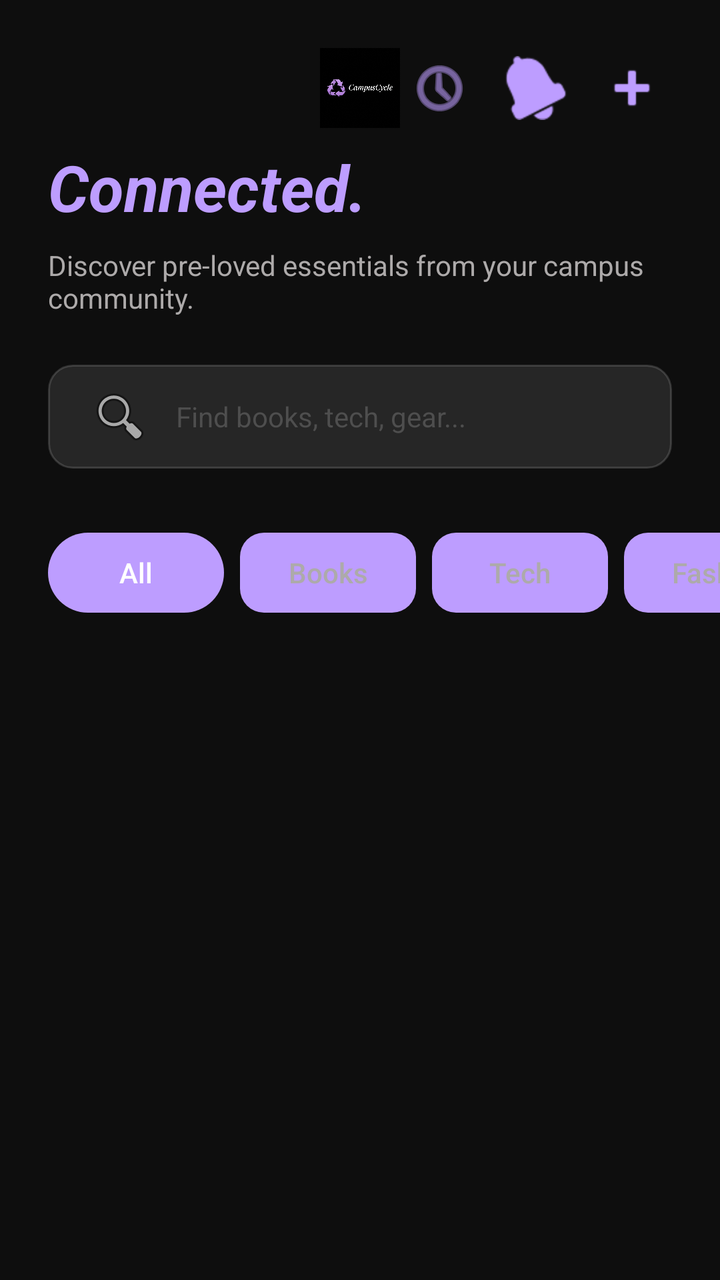
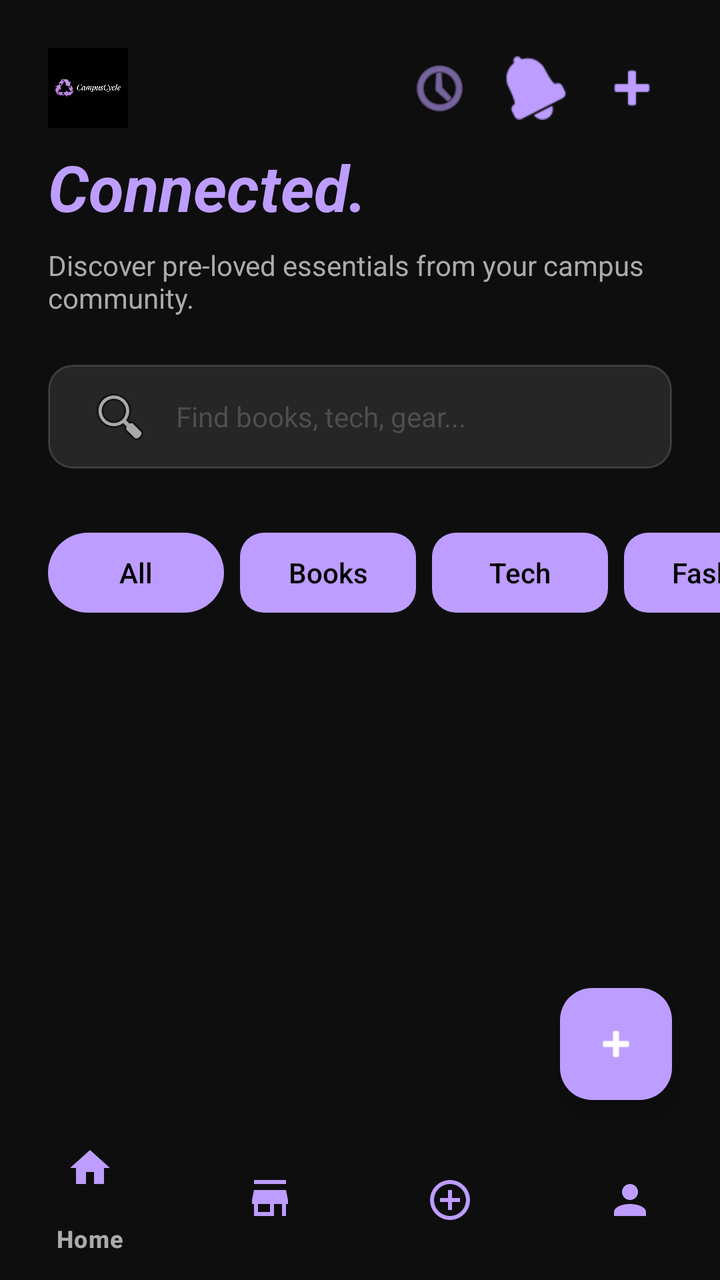

Screens rendered from an Android XML layout before and after an edit, with the pre-edit source and the edit as a unified diff.
<!-- AndroidManifest.xml: application theme Theme.CampusCycle -->
<!-- res/layout/activity_marketplace.xml -->
<?xml version="1.0" encoding="utf-8"?>
<LinearLayout xmlns:android="http://schemas.android.com/apk/res/android"
    xmlns:app="http://schemas.android.com/apk/res-auto"
    xmlns:tools="http://schemas.android.com/tools"
    android:layout_width="match_parent"
    android:layout_height="match_parent"
    android:orientation="vertical"
    android:background="@color/surface_base">

    
    <LinearLayout
        android:id="@+id/header"
        android:layout_width="match_parent"
        android:layout_height="wrap_content"
        android:orientation="vertical"
        android:padding="24dp">

        <RelativeLayout
            android:layout_width="match_parent"
            android:layout_height="wrap_content">

            <ImageView
                android:layout_width="wrap_content"
                android:layout_height="40dp"
                android:adjustViewBounds="true"
                android:src="@drawable/campuscycle_logo" />

            <LinearLayout
                android:layout_width="wrap_content"
                android:layout_height="wrap_content"
                android:layout_alignParentRight="true"
                android:layout_centerVertical="true"
                android:orientation="horizontal">

                <ImageButton
                    android:id="@+id/btnOrderHistory"
                    android:layout_width="40dp"
                    android:layout_height="40dp"
                    android:background="?attr/selectableItemBackgroundBorderless"
                    android:src="@android:drawable/ic_menu_recent_history"
                    app:tint="@color/primary_violet"
                    android:layout_marginEnd="8dp"/>

                <ImageButton
                    android:id="@+id/btnNotifications"
                    android:layout_width="40dp"
                    android:layout_height="40dp"
                    android:background="?attr/selectableItemBackgroundBorderless"
                    android:src="@android:drawable/ic_popup_reminder"
                    app:tint="@color/primary_violet"
                    android:layout_marginEnd="8dp"/>

                <ImageButton
                    android:id="@+id/btnCart"
                    android:layout_width="40dp"
                    android:layout_height="40dp"
                    android:background="?attr/selectableItemBackgroundBorderless"
                    android:src="@android:drawable/ic_input_add"
                    app:tint="@color/primary_violet" />
            </LinearLayout>

        </RelativeLayout>

        <RelativeLayout
            android:layout_width="match_parent"
            android:layout_height="wrap_content"
            android:layout_marginTop="8dp">

            <TextView
                android:layout_width="wrap_content"
                android:layout_height="wrap_content"
                android:fontFamily="sans-serif"
                android:text="Connected."
                android:textColor="@color/primary_violet"
                android:textSize="32sp"
                android:textStyle="bold|italic" />

        </RelativeLayout>

        <TextView
            android:layout_width="wrap_content"
            android:layout_height="wrap_content"
            android:layout_marginTop="8dp"
            android:text="Discover pre-loved essentials from your campus community."
            android:textColor="@color/text_body"
            android:textSize="14sp" />

        
        <EditText
            android:id="@+id/etSearch"
            android:layout_width="match_parent"
            android:layout_height="52dp"
            android:layout_marginTop="24dp"
            android:background="@drawable/edit_text_background"
            android:drawableStart="@android:drawable/ic_menu_search"
            android:drawablePadding="12dp"
            android:hint="Find books, tech, gear..."
            android:paddingHorizontal="20dp"
            android:textColor="@color/text_headline"
            android:textColorHint="@color/text_hint" 
            android:textSize="14sp"/>
    </LinearLayout>

    
    <HorizontalScrollView
        android:id="@+id/categoryScroll"
        android:layout_width="match_parent"
        android:layout_height="wrap_content"
        android:paddingHorizontal="24dp"
        android:clipToPadding="false"
        android:scrollbars="none">

        <LinearLayout
            android:layout_width="wrap_content"
            android:layout_height="wrap_content"
            android:orientation="horizontal"
            android:paddingVertical="8dp">

            <Button
                android:id="@+id/btnCatAll"
                style="?android:attr/borderlessButtonStyle"
                android:layout_width="wrap_content"
                android:layout_height="40dp"
                android:background="@drawable/btn_primary_gradient"
                android:text="All"
                android:textAllCaps="false"
                android:textColor="@color/white" />

            <Button
                android:id="@+id/btnCatBooks"
                style="?android:attr/borderlessButtonStyle"
                android:layout_width="wrap_content"
                android:layout_height="40dp"
                android:layout_marginStart="8dp"
                android:background="@drawable/segmented_control_bg"
                android:text="Books"
                android:textAllCaps="false"
                android:textColor="@color/text_body" />

            
            <Button
                android:id="@+id/btnCatElectronics"
                style="?android:attr/borderlessButtonStyle"
                android:layout_width="wrap_content"
                android:layout_height="40dp"
                android:layout_marginStart="8dp"
                android:background="@drawable/segmented_control_bg"
                android:text="Tech"
                android:textAllCaps="false"
                android:textColor="@color/text_body" />

            <Button
                android:id="@+id/btnCatClothing"
                style="?android:attr/borderlessButtonStyle"
                android:layout_width="wrap_content"
                android:layout_height="40dp"
                android:layout_marginStart="8dp"
                android:background="@drawable/segmented_control_bg"
                android:text="Fashion"
                android:textAllCaps="false"
                android:textColor="@color/text_body" />
                
            <Button
                android:id="@+id/btnCatFurniture"
                style="?android:attr/borderlessButtonStyle"
                android:layout_width="wrap_content"
                android:layout_height="40dp"
                android:layout_marginStart="8dp"
                android:background="@drawable/segmented_control_bg"
                android:text="Living"
                android:textAllCaps="false"
                android:textColor="@color/text_body" />

            <Button
                android:id="@+id/btnCatOther"
                style="?android:attr/borderlessButtonStyle"
                android:layout_width="wrap_content"
                android:layout_height="40dp"
                android:layout_marginStart="8dp"
                android:background="@drawable/segmented_control_bg"
                android:text="Other"
                android:textAllCaps="false"
                android:textColor="@color/text_body" />
        </LinearLayout>
    </HorizontalScrollView>

    <androidx.recyclerview.widget.RecyclerView
        android:id="@+id/rvProducts"
        android:layout_width="match_parent"
        android:layout_height="match_parent"
        android:layout_marginTop="8dp"
        android:paddingHorizontal="16dp"
        app:layoutManager="androidx.recyclerview.widget.GridLayoutManager"
        app:spanCount="2"
        tools:listitem="@android:layout/simple_list_item_1"/>

    <TextView
        android:id="@+id/tvEmpty"
        android:layout_width="match_parent"
        android:layout_height="wrap_content"
        android:text="No objects curated."
        android:gravity="center"
        android:textColor="@color/text_headline"
        android:textSize="14sp"
        android:padding="40dp"
        android:visibility="gone"/>

</LinearLayout>
<!-- resources referenced by this layout -->
<resources>
  <color name="primary_violet">#bd9dff</color>
  <color name="surface_base">#0e0e0e</color>
  <color name="text_body">#adaaaa</color>
  <color name="text_headline">#ffffff</color>
  <color name="text_hint">#4e4e4e</color>
  <color name="white">#ffffff</color>
  <!-- drawable btn_primary_gradient (drawable) -->
  <?xml version="1.0" encoding="utf-8"?>
  <shape xmlns:android="http://schemas.android.com/apk/res/android"
      android:shape="rectangle">
      <gradient
          android:angle="135"
          android:startColor="@color/primary_violet"
          android:endColor="@color/primary_violet_dim"
          android:type="linear" />
      <corners android:radius="100dp" /> 
  </shape>
  <!-- drawable campuscycle_logo: png bitmap (drawable, 280999 bytes) -->
  <!-- drawable edit_text_background (drawable) -->
  <?xml version="1.0" encoding="utf-8"?>
  <layer-list xmlns:android="http://schemas.android.com/apk/res/android">
      <item>
          <shape android:shape="rectangle">
              <solid android:color="@color/surface_container_highest" />
              <corners android:radius="12dp" />
              <stroke
                  android:width="1dp"
                  android:color="@color/ghost_border" />
          </shape>
      </item>
  </layer-list>
  <!-- drawable segmented_control_bg (drawable) -->
  <?xml version="1.0" encoding="utf-8"?>
  <shape xmlns:android="http://schemas.android.com/apk/res/android"
      android:shape="rectangle">
      <solid android:color="@color/surface_container_low" />
      <corners android:radius="12dp" />
  </shape>
  <style name="Theme.CampusCycle" parent="Theme.Material3.Dark.NoActionBar">
          <item name="android:windowBackground">@color/surface_base</item>
          <item name="colorPrimary">@color/primary_violet</item>
          <item name="colorSecondary">@color/secondary_accent</item>
          <item name="android:textColorPrimary">@color/text_headline</item>
          <item name="android:textColorSecondary">@color/text_body</item>
          <item name="android:textColorHint">@color/text_hint</item>
          <item name="android:statusBarColor">@color/surface_base</item>
          <item name="android:navigationBarColor">@color/surface_base</item>
      </style>
  <color name="primary_violet_dim">#8a4cfc</color>
  <color name="surface_container_highest">#262626</color>
  <color name="ghost_border">#26ffffff</color>
  <color name="surface_container_low">#131313</color>
  <color name="secondary_accent">#c38bf5</color>
</resources>

<!-- the commit's change to res/layout/activity_marketplace.xml (unified diff, before → after) -->
@@ -1,208 +1,242 @@
 <?xml version="1.0" encoding="utf-8"?>
-<LinearLayout xmlns:android="http://schemas.android.com/apk/res/android"
+<androidx.coordinatorlayout.widget.CoordinatorLayout xmlns:android="http://schemas.android.com/apk/res/android"
     xmlns:app="http://schemas.android.com/apk/res-auto"
     xmlns:tools="http://schemas.android.com/tools"
     android:layout_width="match_parent"
     android:layout_height="match_parent"
-    android:orientation="vertical"
     android:background="@color/surface_base">
 
-    
-    <LinearLayout
-        android:id="@+id/header"
+    <androidx.core.widget.NestedScrollView
+        android:layout_width="match_parent"
+        android:layout_height="match_parent"
+        android:paddingBottom="80dp"
+        android:clipToPadding="false">
+
+        <LinearLayout
+            android:layout_width="match_parent"
+            android:layout_height="wrap_content"
+            android:orientation="vertical">
+
+            
+            <LinearLayout
+                android:id="@+id/header"
+                android:layout_width="match_parent"
+                android:layout_height="wrap_content"
+                android:orientation="vertical"
+                android:padding="24dp">
+
+                <RelativeLayout
+                    android:layout_width="match_parent"
+                    android:layout_height="wrap_content">
+
+                    <ImageView
+                        android:layout_width="wrap_content"
+                        android:layout_height="40dp"
+                        android:adjustViewBounds="true"
+                        android:src="@drawable/campuscycle_logo" />
+
+                    <LinearLayout
+                        android:layout_width="wrap_content"
+                        android:layout_height="wrap_content"
+                        android:layout_alignParentRight="true"
+                        android:layout_centerVertical="true"
+                        android:orientation="horizontal">
+
+                        <ImageButton
+                            android:id="@+id/btnOrderHistory"
+                            android:layout_width="40dp"
+                            android:layout_height="40dp"
+                            android:background="?attr/selectableItemBackgroundBorderless"
+                            android:src="@android:drawable/ic_menu_recent_history"
+                            app:tint="@color/primary_violet"
+                            android:layout_marginEnd="8dp"/>
+
+                        <ImageButton
+                            android:id="@+id/btnNotifications"
+                            android:layout_width="40dp"
+                            android:layout_height="40dp"
+                            android:background="?attr/selectableItemBackgroundBorderless"
+                            android:src="@android:drawable/ic_popup_reminder"
+                            app:tint="@color/primary_violet"
+                            android:layout_marginEnd="8dp"/>
+
+                        <ImageButton
+                            android:id="@+id/btnCart"
+                            android:layout_width="40dp"
+                            android:layout_height="40dp"
+                            android:background="?attr/selectableItemBackgroundBorderless"
+                            android:src="@android:drawable/ic_input_add"
+                            app:tint="@color/primary_violet" />
+                    </LinearLayout>
+
+                </RelativeLayout>
+
+                <RelativeLayout
+                    android:layout_width="match_parent"
+                    android:layout_height="wrap_content"
+                    android:layout_marginTop="8dp">
+
+                    <TextView
+                        android:layout_width="wrap_content"
+                        android:layout_height="wrap_content"
+                        android:fontFamily="sans-serif"
+                        android:text="Connected."
+                        android:textColor="@color/primary_violet"
+                        android:textSize="32sp"
+                        android:textStyle="bold|italic" />
+
+                </RelativeLayout>
+
+                <TextView
+                    android:layout_width="wrap_content"
+                    android:layout_height="wrap_content"
+                    android:layout_marginTop="8dp"
+                    android:text="Discover pre-loved essentials from your campus community."
+                    android:textColor="@color/text_body"
+                    android:textSize="14sp" />
+
+                
+                <EditText
+                    android:id="@+id/etSearch"
+                    android:layout_width="match_parent"
+                    android:layout_height="52dp"
+                    android:layout_marginTop="24dp"
+                    android:background="@drawable/edit_text_background"
+                    android:drawableStart="@android:drawable/ic_menu_search"
+                    android:drawablePadding="12dp"
+                    android:hint="Find books, tech, gear..."
+                    android:paddingHorizontal="20dp"
+                    android:textColor="@color/text_headline"
+                    android:textColorHint="@color/text_hint" 
+                    android:textSize="14sp"/>
+            </LinearLayout>
+
+            
+            <HorizontalScrollView
+                android:id="@+id/categoryScroll"
+                android:layout_width="match_parent"
+                android:layout_height="wrap_content"
+                android:paddingHorizontal="24dp"
+                android:clipToPadding="false"
+                android:scrollbars="none">
+
+                <LinearLayout
+                    android:layout_width="wrap_content"
+                    android:layout_height="wrap_content"
+                    android:orientation="horizontal"
+                    android:paddingVertical="8dp">
+
+                    <Button
+                        android:id="@+id/btnCatAll"
+                        style="?android:attr/borderlessButtonStyle"
+                        android:layout_width="wrap_content"
+                        android:layout_height="40dp"
+                        android:background="@drawable/btn_primary_gradient"
+                        android:text="All"
+                        android:textAllCaps="false"
+                        android:textColor="@color/black" />
+
+                    <Button
+                        android:id="@+id/btnCatBooks"
+                        style="?android:attr/borderlessButtonStyle"
+                        android:layout_width="wrap_content"
+                        android:layout_height="40dp"
+                        android:layout_marginStart="8dp"
+                        android:background="@drawable/segmented_control_bg"
+                        android:text="Books"
+                        android:textAllCaps="false"
+                        android:textColor="@color/black" />
+
+                    
+                    <Button
+                        android:id="@+id/btnCatElectronics"
+                        style="?android:attr/borderlessButtonStyle"
+                        android:layout_width="wrap_content"
+                        android:layout_height="40dp"
+                        android:layout_marginStart="8dp"
+                        android:background="@drawable/segmented_control_bg"
+                        android:text="Tech"
+                        android:textAllCaps="false"
+                        android:textColor="@color/black" />
+
+                    <Button
+                        android:id="@+id/btnCatClothing"
+                        style="?android:attr/borderlessButtonStyle"
+                        android:layout_width="wrap_content"
+                        android:layout_height="40dp"
+                        android:layout_marginStart="8dp"
+                        android:background="@drawable/segmented_control_bg"
+                        android:text="Fashion"
+                        android:textAllCaps="false"
+                        android:textColor="@color/black" />
+                        
+                    <Button
+                        android:id="@+id/btnCatFurniture"
+                        style="?android:attr/borderlessButtonStyle"
+                        android:layout_width="wrap_content"
+                        android:layout_height="40dp"
+                        android:layout_marginStart="8dp"
+                        android:background="@drawable/segmented_control_bg"
+                        android:text="Living"
+                        android:textAllCaps="false"
+                        android:textColor="@color/black" />
+
+                    <Button
+                        android:id="@+id/btnCatOther"
+                        style="?android:attr/borderlessButtonStyle"
+                        android:layout_width="wrap_content"
+                        android:layout_height="40dp"
+                        android:layout_marginStart="8dp"
+                        android:background="@drawable/segmented_control_bg"
+                        android:text="Other"
+                        android:textAllCaps="false"
+                        android:textColor="@color/black" />
+                </LinearLayout>
+            </HorizontalScrollView>
+
+            <androidx.recyclerview.widget.RecyclerView
+                android:id="@+id/rvProducts"
+                android:layout_width="match_parent"
+                android:layout_height="wrap_content"
+                android:layout_marginTop="8dp"
+                android:paddingHorizontal="16dp"
+                android:nestedScrollingEnabled="false"
+                app:layoutManager="androidx.recyclerview.widget.GridLayoutManager"
+                app:spanCount="2"
+                tools:listitem="@android:layout/simple_list_item_1"/>
+
+            <TextView
+                android:id="@+id/tvEmpty"
+                android:layout_width="match_parent"
+                android:layout_height="wrap_content"
+                android:text="No objects curated."
+                android:gravity="center"
+                android:textColor="@color/text_headline"
+                android:textSize="14sp"
+                android:padding="40dp"
+                android:visibility="gone"/>
+        </LinearLayout>
+    </androidx.core.widget.NestedScrollView>
+
+    <com.google.android.material.floatingactionbutton.FloatingActionButton
+        android:id="@+id/fabAddProduct"
+        android:layout_width="wrap_content"
+        android:layout_height="wrap_content"
+        android:layout_gravity="bottom|end"
+        android:layout_marginEnd="24dp"
+        android:layout_marginBottom="90dp"
+        android:src="@android:drawable/ic_input_add"
+        app:backgroundTint="@color/primary_violet"
+        app:tint="@color/white" />
+
+    <com.google.android.material.bottomnavigation.BottomNavigationView
+        android:id="@+id/bottomNavigation"
         android:layout_width="match_parent"
         android:layout_height="wrap_content"
-        android:orientation="vertical"
-        android:padding="24dp">
-
-        <RelativeLayout
-            android:layout_width="match_parent"
-            android:layout_height="wrap_content">
-
-            <ImageView
-                android:layout_width="wrap_content"
-                android:layout_height="40dp"
-                android:adjustViewBounds="true"
-                android:src="@drawable/campuscycle_logo" />
-
-            <LinearLayout
-                android:layout_width="wrap_content"
-                android:layout_height="wrap_content"
-                android:layout_alignParentRight="true"
-                android:layout_centerVertical="true"
-                android:orientation="horizontal">
-
-                <ImageButton
-                    android:id="@+id/btnOrderHistory"
-                    android:layout_width="40dp"
-                    android:layout_height="40dp"
-                    android:background="?attr/selectableItemBackgroundBorderless"
-                    android:src="@android:drawable/ic_menu_recent_history"
-                    app:tint="@color/primary_violet"
-                    android:layout_marginEnd="8dp"/>
-
-                <ImageButton
-                    android:id="@+id/btnNotifications"
-                    android:layout_width="40dp"
-                    android:layout_height="40dp"
-                    android:background="?attr/selectableItemBackgroundBorderless"
-                    android:src="@android:drawable/ic_popup_reminder"
-                    app:tint="@color/primary_violet"
-                    android:layout_marginEnd="8dp"/>
-
-                <ImageButton
-                    android:id="@+id/btnCart"
-                    android:layout_width="40dp"
-                    android:layout_height="40dp"
-                    android:background="?attr/selectableItemBackgroundBorderless"
-                    android:src="@android:drawable/ic_input_add"
-                    app:tint="@color/primary_violet" />
-            </LinearLayout>
-
-        </RelativeLayout>
-
-        <RelativeLayout
-            android:layout_width="match_parent"
-            android:layout_height="wrap_content"
-            android:layout_marginTop="8dp">
-
-            <TextView
-                android:layout_width="wrap_content"
-                android:layout_height="wrap_content"
-                android:fontFamily="sans-serif"
-                android:text="Connected."
-                android:textColor="@color/primary_violet"
-                android:textSize="32sp"
-                android:textStyle="bold|italic" />
-
-        </RelativeLayout>
-
-        <TextView
-            android:layout_width="wrap_content"
-            android:layout_height="wrap_content"
-            android:layout_marginTop="8dp"
-            android:text="Discover pre-loved essentials from your campus community."
-            android:textColor="@color/text_body"
-            android:textSize="14sp" />
-
-        
-        <EditText
-            android:id="@+id/etSearch"
-            android:layout_width="match_parent"
-            android:layout_height="52dp"
-            android:layout_marginTop="24dp"
-            android:background="@drawable/edit_text_background"
-            android:drawableStart="@android:drawable/ic_menu_search"
-            android:drawablePadding="12dp"
-            android:hint="Find books, tech, gear..."
-            android:paddingHorizontal="20dp"
-            android:textColor="@color/text_headline"
-            android:textColorHint="@color/text_hint" 
-            android:textSize="14sp"/>
-    </LinearLayout>
-
-    
-    <HorizontalScrollView
-        android:id="@+id/categoryScroll"
-        android:layout_width="match_parent"
-        android:layout_height="wrap_content"
-        android:paddingHorizontal="24dp"
-        android:clipToPadding="false"
-        android:scrollbars="none">
-
-        <LinearLayout
-            android:layout_width="wrap_content"
-            android:layout_height="wrap_content"
-            android:orientation="horizontal"
-            android:paddingVertical="8dp">
-
-            <Button
-                android:id="@+id/btnCatAll"
-                style="?android:attr/borderlessButtonStyle"
-                android:layout_width="wrap_content"
-                android:layout_height="40dp"
-                android:background="@drawable/btn_primary_gradient"
-                android:text="All"
-                android:textAllCaps="false"
-                android:textColor="@color/white" />
-
-            <Button
-                android:id="@+id/btnCatBooks"
-                style="?android:attr/borderlessButtonStyle"
-                android:layout_width="wrap_content"
-                android:layout_height="40dp"
-                android:layout_marginStart="8dp"
-                android:background="@drawable/segmented_control_bg"
-                android:text="Books"
-                android:textAllCaps="false"
-                android:textColor="@color/text_body" />
-
-            
-            <Button
-                android:id="@+id/btnCatElectronics"
-                style="?android:attr/borderlessButtonStyle"
-                android:layout_width="wrap_content"
-                android:layout_height="40dp"
-                android:layout_marginStart="8dp"
-                android:background="@drawable/segmented_control_bg"
-                android:text="Tech"
-                android:textAllCaps="false"
-                android:textColor="@color/text_body" />
-
-            <Button
-                android:id="@+id/btnCatClothing"
-                style="?android:attr/borderlessButtonStyle"
-                android:layout_width="wrap_content"
-                android:layout_height="40dp"
-                android:layout_marginStart="8dp"
-                android:background="@drawable/segmented_control_bg"
-                android:text="Fashion"
-                android:textAllCaps="false"
-                android:textColor="@color/text_body" />
-                
-            <Button
-                android:id="@+id/btnCatFurniture"
-                style="?android:attr/borderlessButtonStyle"
-                android:layout_width="wrap_content"
-                android:layout_height="40dp"
-                android:layout_marginStart="8dp"
-                android:background="@drawable/segmented_control_bg"
-                android:text="Living"
-                android:textAllCaps="false"
-                android:textColor="@color/text_body" />
-
-            <Button
-                android:id="@+id/btnCatOther"
-                style="?android:attr/borderlessButtonStyle"
-                android:layout_width="wrap_content"
-                android:layout_height="40dp"
-                android:layout_marginStart="8dp"
-                android:background="@drawable/segmented_control_bg"
-                android:text="Other"
-                android:textAllCaps="false"
-                android:textColor="@color/text_body" />
-        </LinearLayout>
-    </HorizontalScrollView>
-
-    <androidx.recyclerview.widget.RecyclerView
-        android:id="@+id/rvProducts"
-        android:layout_width="match_parent"
-        android:layout_height="match_parent"
-        android:layout_marginTop="8dp"
-        android:paddingHorizontal="16dp"
-        app:layoutManager="androidx.recyclerview.widget.GridLayoutManager"
-        app:spanCount="2"
-        tools:listitem="@android:layout/simple_list_item_1"/>
-
-    <TextView
-        android:id="@+id/tvEmpty"
-        android:layout_width="match_parent"
-        android:layout_height="wrap_content"
-        android:text="No objects curated."
-        android:gravity="center"
-        android:textColor="@color/text_headline"
-        android:textSize="14sp"
-        android:padding="40dp"
-        android:visibility="gone"/>
-
-</LinearLayout>
+        android:layout_gravity="bottom"
+        android:background="@color/surface_base"
+        app:itemIconTint="@color/primary_violet"
+        app:itemTextColor="@color/text_body"
+        app:menu="@menu/bottom_nav_menu" />
+
+</androidx.coordinatorlayout.widget.CoordinatorLayout>
<!-- resource entries referenced after the edit -->
@@ -1,5 +1,6 @@
 <!-- resources referenced by this layout -->
 <resources>
+  <color name="black">#000000</color>
   <color name="primary_violet">#bd9dff</color>
   <color name="surface_base">#0e0e0e</color>
   <color name="text_body">#adaaaa</color>
